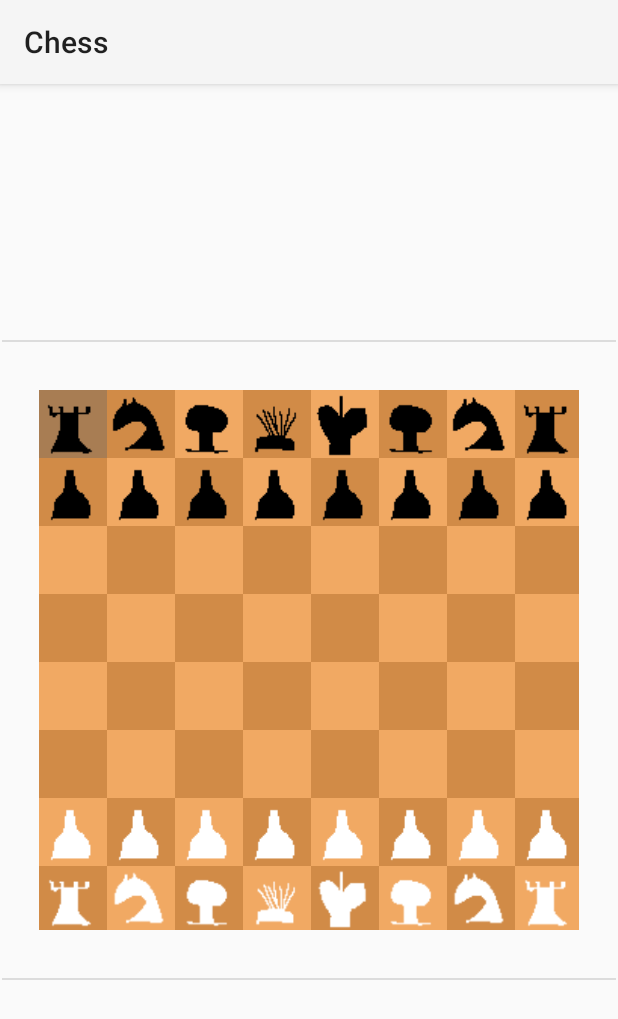
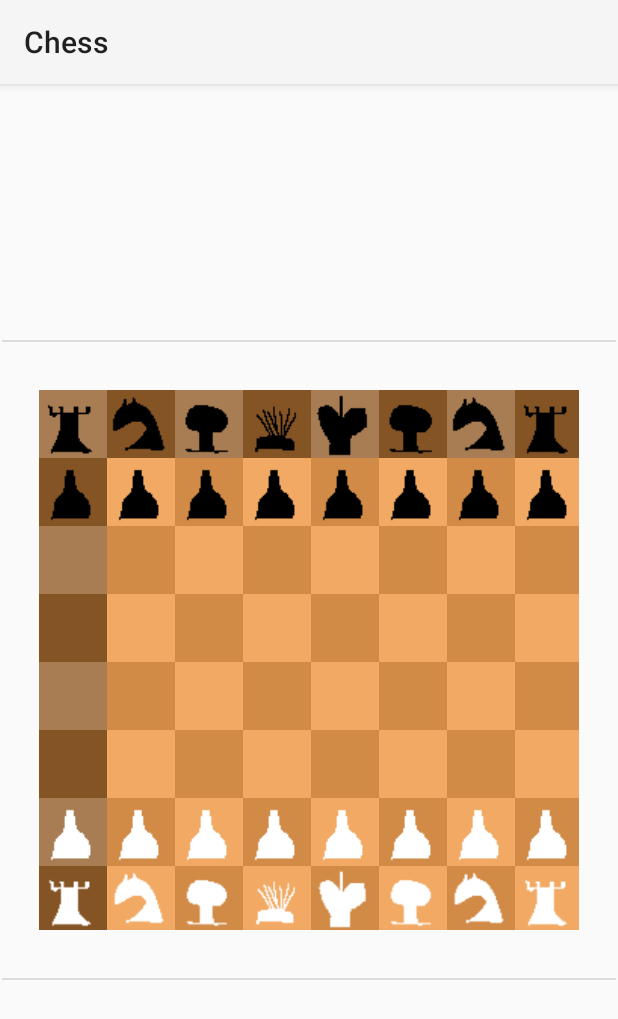
Before and after one commit to sejapoe/Chess, an Android app: the screen it shows after launch (MainActivity), after a tap on "none", on a phone screen of 412 x 824 dp. Shown: the top 1019 px of the screen. Run offline under Robolectric (Android 15) with nearby library versions, the phone set to English and light mode, and no system bars.

Commit message:
implement base can move check for all pieces

```diff
--- a/app/src/main/java/com/sejapoe/chess/MainActivity.kt
+++ b/app/src/main/java/com/sejapoe/chess/MainActivity.kt
@@ -13,8 +13,8 @@ class MainActivity : AppCompatActivity() {
 
         val board = Board(MutableList(8) {
             val row = mutableListOf<Cell>()
-            for (i in 1..8) {
-                val textId = "${'a' + it}$i"
+            for (i in 0..7) {
+                val textId = "${'a' + i}${it + 1}"
                 val id = resources.getIdentifier(textId, "id", packageName)
                 val cell = findViewById<ImageView>(id)
                 row.add(Cell(cell, textId))
@@ -26,6 +26,7 @@ class MainActivity : AppCompatActivity() {
             cell.setOnClickListener {
                 if (it.piece != null) {
                     it.toggleSelection()
+                    it.selectAvailablePositions(board)
                 }
             }
         }
--- a/app/src/main/java/com/sejapoe/chess/game/board/Board.kt
+++ b/app/src/main/java/com/sejapoe/chess/game/board/Board.kt
@@ -13,7 +13,15 @@ class Board(private val _cells: MutableList<MutableList<Cell>>) {
     fun resetSetup() {
         _cells.forEachIndexed { i, row ->
             row.forEachIndexed { j, cell ->
-                cell.piece = defaultSetup[j][i]
+                cell.piece = defaultSetup[i][j]
+            }
+        }
+    }
+
+    fun forEach(foo: (value: Cell) -> Unit) {
+        for (r in 0..7) {
+            for (c in 0..7) {
+                foo(cells[r][c])
             }
         }
     }
@@ -21,12 +29,12 @@ class Board(private val _cells: MutableList<MutableList<Cell>>) {
     companion object {
         val defaultSetup = mutableListOf(
             mutableListOf(Rook(PieceColor.BLACK), Knight(PieceColor.BLACK), Bishop(PieceColor.BLACK), Queen(PieceColor.BLACK), King(PieceColor.BLACK), Bishop(PieceColor.BLACK), Knight(PieceColor.BLACK), Rook(PieceColor.BLACK)),
-            MutableList(8) { Pawn(PieceColor.BLACK) },
+            MutableList(8) { Pawn(PieceColor.BLACK, 6) },
             MutableList(8) { null },
             MutableList(8) { null },
             MutableList(8) { null },
             MutableList(8) { null },
-            MutableList(8) { Pawn(PieceColor.WHITE) },
+            MutableList(8) { Pawn(PieceColor.WHITE, 1) },
             mutableListOf(Rook(PieceColor.WHITE), Knight(PieceColor.WHITE), Bishop(PieceColor.WHITE), Queen(PieceColor.WHITE), King(PieceColor.WHITE), Bishop(PieceColor.WHITE), Knight(PieceColor.WHITE), Rook(PieceColor.WHITE)),
             ).reversed()
     }
--- a/app/src/main/java/com/sejapoe/chess/game/board/Cell.kt
+++ b/app/src/main/java/com/sejapoe/chess/game/board/Cell.kt
@@ -13,10 +13,14 @@ class Cell(private val imageView: ImageView, textId: String) {
     val img
         get() = imageView
 
-    private val row = textId[0] - 'a'
-    private val column = textId[1] - '1'
+    val column = textId[0] - 'a'
+    val row = textId[1] - '1'
     private val color = if ((row + column) % 2 == 0) CellColor.BLACK else CellColor.WHITE
     private var isSelected = false
+        set(value) {
+            img.setBackgroundColor(if (value) color.selectionColor else color.mainColor)
+            field = value
+        }
     var piece: Piece? = null
         set(value) {
             when (value) {
@@ -34,8 +38,24 @@ class Cell(private val imageView: ImageView, textId: String) {
     }
 
     fun toggleSelection() {
-        img.setBackgroundColor(if(isSelected) color.mainColor else color.selectionColor)
         isSelected = !isSelected
+    }
+
+    fun selectAvailablePositions(board: Board) {
+        board.forEach{
+            if (it === this) return@forEach
+            if (canMoveTo(it)) {
+                it.isSelected = isSelected
+            } else {
+                it.isSelected = false
+            }
+        }
+    }
+
+    private fun canMoveTo(other: Cell): Boolean {
+        // TODO: Check king
+        // TODO: Add attack for pawn. Check target is not ally
+        return piece != null && piece!!.canMoveTo(row, column, other.row, other.column)
     }
 
     fun setOnClickListener(listener: OnClickListener) {
--- a/app/src/main/java/com/sejapoe/chess/game/pieces/Bishop.kt
+++ b/app/src/main/java/com/sejapoe/chess/game/pieces/Bishop.kt
@@ -1,13 +1,12 @@
 package com.sejapoe.chess.game.pieces
 
 import com.sejapoe.chess.R
+import kotlin.math.abs
 
 class Bishop(private val _color: PieceColor) : Piece {
     override fun getColor(): PieceColor = _color
 
-    override fun getMovementRules() {
-        TODO("Not yet implemented")
-    }
+    override fun canMoveTo(r1: Int, c1: Int, r2: Int, c2: Int): Boolean = abs(r2 - r1) == abs(c2 - c1)
 
     override fun getImageResource() = R.drawable.bishop
 }
--- a/app/src/main/java/com/sejapoe/chess/game/pieces/King.kt
+++ b/app/src/main/java/com/sejapoe/chess/game/pieces/King.kt
@@ -1,13 +1,12 @@
 package com.sejapoe.chess.game.pieces
 
 import com.sejapoe.chess.R
+import kotlin.math.abs
 
 class King(private val _color : PieceColor) : Piece {
     override fun getColor() = _color
 
-    override fun getMovementRules() {
-        TODO("Not implemented")
-    }
+    override fun canMoveTo(r1: Int, c1: Int, r2: Int, c2: Int): Boolean = abs(r1 - r2) <= 1 && abs(c1 - c2) <= 1
 
     override fun getImageResource() = R.drawable.king
 }
--- a/app/src/main/java/com/sejapoe/chess/game/pieces/Knight.kt
+++ b/app/src/main/java/com/sejapoe/chess/game/pieces/Knight.kt
@@ -1,13 +1,12 @@
 package com.sejapoe.chess.game.pieces
 
 import com.sejapoe.chess.R
+import kotlin.math.abs
 
 class Knight(private val _color: PieceColor) : Piece {
     override fun getColor(): PieceColor = _color
 
-    override fun getMovementRules() {
-        TODO("Not yet implemented")
-    }
+    override fun canMoveTo(r1: Int, c1: Int, r2: Int, c2: Int) = setOf(abs(r1 - r2), abs(c1 - c2)) == setOf(1, 2)
 
     override fun getImageResource() = R.drawable.knight
 }
--- a/app/src/main/java/com/sejapoe/chess/game/pieces/Pawn.kt
+++ b/app/src/main/java/com/sejapoe/chess/game/pieces/Pawn.kt
@@ -2,11 +2,12 @@ package com.sejapoe.chess.game.pieces
 
 import com.sejapoe.chess.R
 
-class Pawn(private val _color: PieceColor) : Piece {
+class Pawn(private val _color: PieceColor, private val startRow: Int) : Piece {
     override fun getColor(): PieceColor = _color
 
-    override fun getMovementRules() {
-        TODO("Not yet implemented")
+    override fun canMoveTo(r1: Int, c1: Int, r2: Int, c2: Int): Boolean {
+        val mul = if(getColor() == PieceColor.BLACK) -1 else 1
+        return (c1 == c2) && (mul*(r2 - r1) > 0) && (mul*(r2 - r1) <= (if (startRow == r1) 2 else 1))
     }
 
     override fun getImageResource() = R.drawable.pawn
--- a/app/src/main/java/com/sejapoe/chess/game/pieces/Piece.kt
+++ b/app/src/main/java/com/sejapoe/chess/game/pieces/Piece.kt
@@ -10,6 +10,6 @@ enum class PieceColor(private val color: Int) {
 
 sealed interface Piece {
     fun getColor() : PieceColor
-    fun getMovementRules()
+    fun canMoveTo(r1: Int, c1: Int, r2: Int, c2: Int): Boolean
     fun getImageResource(): Int
 }
--- a/app/src/main/java/com/sejapoe/chess/game/pieces/Queen.kt
+++ b/app/src/main/java/com/sejapoe/chess/game/pieces/Queen.kt
@@ -1,13 +1,12 @@
 package com.sejapoe.chess.game.pieces
 
 import com.sejapoe.chess.R
+import kotlin.math.abs
 
 class Queen(private val _color: PieceColor) : Piece {
     override fun getColor(): PieceColor = _color
 
-    override fun getMovementRules() {
-        TODO("Not yet implemented")
-    }
+    override fun canMoveTo(r1: Int, c1: Int, r2: Int, c2: Int): Boolean = abs(r2 - r1) == abs(c2 - c1) || r1 == r2 || c1 == c2
 
     override fun getImageResource() = R.drawable.queen
 }
--- a/app/src/main/java/com/sejapoe/chess/game/pieces/Rook.kt
+++ b/app/src/main/java/com/sejapoe/chess/game/pieces/Rook.kt
@@ -5,9 +5,7 @@ import com.sejapoe.chess.R
 class Rook(private val _color: PieceColor) : Piece {
     override fun getColor(): PieceColor = _color
 
-    override fun getMovementRules() {
-        TODO("Not yet implemented")
-    }
+    override fun canMoveTo(r1: Int, c1: Int, r2: Int, c2: Int): Boolean = r1 == r2 || c1 == c2
 
     override fun getImageResource() = R.drawable.rook
 }
```
